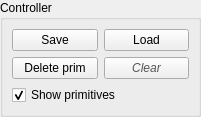
Before: the Qt Designer form Stacker/ControllerWidget.ui in HonghuaLi/stacker, drawn with Qt 5.
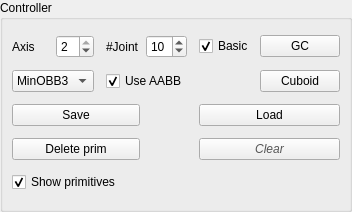
After: the same form once the commit is applied. Icons and pictures are not drawn.

Commit message: Changed layout of widgets. JointDetector is done, but without debugging. Split Box3 with MinOBB3.

```diff
--- a/Stacker/ControllerWidget.ui
+++ b/Stacker/ControllerWidget.ui
@@ -6,8 +6,8 @@
    <rect>
     <x>0</x>
     <y>0</y>
-    <width>201</width>
-    <height>109</height>
+    <width>332</width>
+    <height>212</height>
    </rect>
   </property>
   <property name="windowTitle">
@@ -20,20 +20,84 @@
    <property name="spacing">
     <number>0</number>
    </property>
-   <item row="0" column="1" colspan="2">
+   <item row="0" column="0">
     <widget class="QGroupBox" name="groupBox">
      <property name="title">
       <string>Controller</string>
      </property>
      <layout class="QGridLayout" name="gridLayout_2">
+      <item row="4" column="0" colspan="4">
+       <widget class="QPushButton" name="removeButton">
+        <property name="text">
+         <string>Delete prim</string>
+        </property>
+        <property name="icon">
+         <iconset resource="../Workspace.qrc">
+          <normaloff>:/Workspace/Resources/icons/remove.png</normaloff>:/Workspace/Resources/icons/remove.png</iconset>
+        </property>
+       </widget>
+      </item>
+      <item row="2" column="6" colspan="2">
+       <widget class="QPushButton" name="loadButton">
+        <property name="text">
+         <string>Load</string>
+        </property>
+       </widget>
+      </item>
+      <item row="5" column="0" colspan="7">
+       <widget class="QCheckBox" name="showPrimitives">
+        <property name="text">
+         <string>Show primitives</string>
+        </property>
+        <property name="checked">
+         <bool>true</bool>
+        </property>
+       </widget>
+      </item>
       <item row="0" column="0">
+       <widget class="QLabel" name="label_8">
+        <property name="text">
+         <string>Axis</string>
+        </property>
+       </widget>
+      </item>
+      <item row="2" column="0" colspan="4">
        <widget class="QPushButton" name="saveButton">
         <property name="text">
          <string>Save</string>
         </property>
        </widget>
       </item>
-      <item row="2" column="1">
+      <item row="0" column="1">
+       <widget class="QSpinBox" name="convertGcAxis">
+        <property name="maximum">
+         <number>2</number>
+        </property>
+        <property name="value">
+         <number>2</number>
+        </property>
+       </widget>
+      </item>
+      <item row="1" column="0" colspan="2">
+       <widget class="QComboBox" name="cuboidMethod">
+        <item>
+         <property name="text">
+          <string>MinOBB3</string>
+         </property>
+        </item>
+        <item>
+         <property name="text">
+          <string>OBB</string>
+         </property>
+        </item>
+        <item>
+         <property name="text">
+          <string>OBB2</string>
+         </property>
+        </item>
+       </widget>
+      </item>
+      <item row="4" column="6" colspan="2">
        <widget class="QPushButton" name="clearButton">
         <property name="styleSheet">
          <string notr="true">color:rgb(85, 85, 85);
@@ -45,34 +109,61 @@
         </property>
        </widget>
       </item>
-      <item row="0" column="1">
-       <widget class="QPushButton" name="loadButton">
+      <item row="0" column="7">
+       <widget class="QPushButton" name="convertToGC">
         <property name="text">
-         <string>Load</string>
+         <string>GC</string>
         </property>
        </widget>
       </item>
-      <item row="2" column="0">
-       <widget class="QPushButton" name="removeButton">
+      <item row="0" column="3">
+       <widget class="QLabel" name="label_9">
         <property name="text">
-         <string>Delete prim</string>
+         <string>#Joint</string>
         </property>
-        <property name="icon">
-         <iconset resource="../Workspace.qrc">
-          <normaloff>:/Workspace/Resources/icons/remove.png</normaloff>:/Workspace/Resources/icons/remove.png</iconset>
+       </widget>
+      </item>
+      <item row="0" column="6">
+       <widget class="QCheckBox" name="basicFitGC">
+        <property name="text">
+         <string>Basic</string>
         </property>
+        <property name="checked">
+         <bool>true</bool>
+        </property>
        </widget>
       </item>
-      <item row="3" column="0" colspan="2">
-       <widget class="QCheckBox" name="showPrimitives">
+      <item row="0" column="4">
+       <widget class="QSpinBox" name="skeletonJoints">
+        <property name="singleStep">
+         <number>2</number>
+        </property>
+        <property name="value">
+         <number>10</number>
+        </property>
+       </widget>
+      </item>
+      <item row="1" column="3" colspan="2">
+       <widget class="QCheckBox" name="useAABB">
         <property name="text">
-         <string>Show primitives</string>
+         <string>Use AABB</string>
         </property>
         <property name="checked">
          <bool>true</bool>
         </property>
        </widget>
       </item>
+      <item row="1" column="7">
+       <widget class="QPushButton" name="convertToCuboid">
+        <property name="text">
+         <string>Cuboid</string>
+        </property>
+        <property name="icon">
+         <iconset resource="../Workspace.qrc">
+          <normaloff>:/Workspace/Resources/icons/cuboid.png</normaloff>:/Workspace/Resources/icons/cuboid.png</iconset>
+        </property>
+       </widget>
+      </item>
      </layout>
     </widget>
    </item>
```
Left out of the diff: 4 changed lines with no effect on the pictures. The commit also changes 27 other files.
